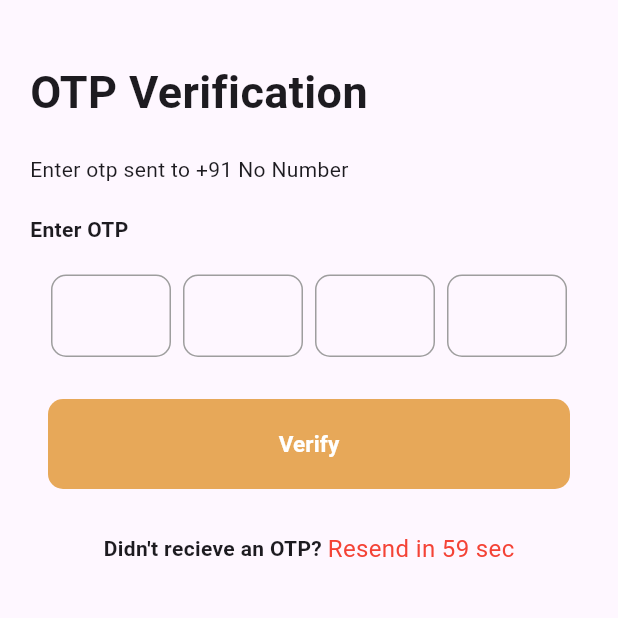
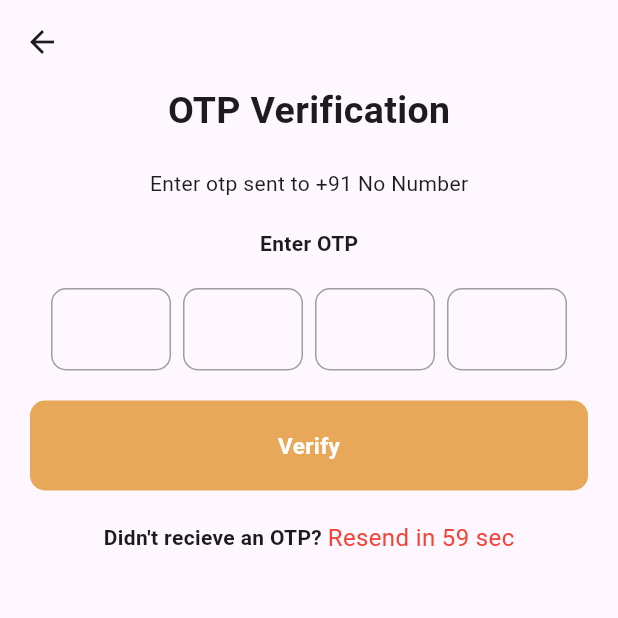
Before and after one commit to Rahulrajagopalan/fellobell, a Flutter app: the OtpScreen screen opened by its route, on a phone screen of 412 x 824 dp, the top half of it. Run offline on Flutter 3.47's test engine with Material 3 defaults, Android fonts, the phone set to English and light mode, and no system bars; drawn by our look-alikes of pinput; our stand-ins replace dio, get, get_it.

Commit message:
resolved UI issues and resend OTP

```diff
--- a/lib/core/constants.dart
+++ b/lib/core/constants.dart
@@ -1,12 +1,19 @@
 import 'package:flutter/widgets.dart';
 
-const EdgeInsets customPadding =
-    EdgeInsets.symmetric(vertical: 40.0, horizontal: 20.0);
+const EdgeInsets horizon20 =
+    EdgeInsets.symmetric(horizontal: 20.0);
+const EdgeInsets horizon10 =
+    EdgeInsets.symmetric(horizontal: 10.0);
 const TextStyle customHeading =
-    TextStyle(fontSize: 30, fontWeight: FontWeight.bold);
+    TextStyle(fontSize: 25, fontWeight: FontWeight.bold);
+const TextStyle customDescription =
+    TextStyle(fontSize: 15);
 const TextStyle customSubHeading = TextStyle(fontWeight: FontWeight.bold);
-const SizedBox smallSizing = SizedBox(
+const SizedBox h20 = SizedBox(
   height: 20,
+);
+const SizedBox h10 = SizedBox(
+  height: 10,
 );
 Container appImage = Container(
   height: 250,
@@ -17,4 +24,4 @@ Container appImage = Container(
 
 const Text introDialogue = Text(
     textAlign: TextAlign.center,
-    "Lorem Ipsum is simply dummy text of the printing and typesetting industry. Lorem Ipsum has been the industry's standard dummy text ever since the 1500s, when an unknown printer took a galley of type and scrambled it to");
+    "Lorem Ipsum has been the industry's standard dummy text ever since the 1500s, when an unknown printer took a galley of type and scrambled it to");
--- /dev/null
+++ b/lib/presentation/custom_widgets/resend_otp_text.dart
@@ -0,0 +1,45 @@
+import 'package:fello_bell_project/core/constants.dart';
+import 'package:fello_bell_project/core/utility.dart';
+import 'package:fello_bell_project/infrastructure/services/api_service.dart';
+import 'package:flutter/material.dart';
+import 'package:get/get.dart';
+
+class ResendOtpText extends StatelessWidget {
+  const ResendOtpText({
+    super.key,
+    required this.phoneNumber,
+  });
+  final String phoneNumber;
+
+  @override
+  Widget build(BuildContext context) {
+    var apiService = Get.find<ApiService>();
+    var utils = Get.find<Utility>();
+    return GestureDetector(
+      onTap: utils.start.value == 0
+          ? () {
+              utils.resetTimer();
+              apiService
+                  .fetchOtp(phoneNumber)
+                  .then((value) => utils.otpMessage(value));
+            }
+          : null,
+      child: Obx(() => Row(
+            mainAxisAlignment: MainAxisAlignment.center,
+            children: [
+              const Text(
+                "Didn't recieve an OTP? ",
+                style: customSubHeading,
+              ),
+              Text(
+                "Resend in ${utils.start.value} sec",
+                style: TextStyle(
+                  color: utils.start.value == 0 ? Colors.blue : Colors.red,
+                  fontSize: 16,
+                ),
+              ),
+            ],
+          )),
+    );
+  }
+}
--- a/lib/presentation/screens/otp_screen.dart
+++ b/lib/presentation/screens/otp_screen.dart
@@ -2,6 +2,7 @@ import 'package:fello_bell_project/core/constants.dart';
 import 'package:fello_bell_project/core/utility.dart';
 import 'package:fello_bell_project/infrastructure/services/api_service.dart';
 import 'package:fello_bell_project/presentation/custom_widgets/custom_buttons.dart';
+import 'package:fello_bell_project/presentation/custom_widgets/resend_otp_text.dart';
 import 'package:flutter/material.dart';
 import 'package:get/get.dart';
 import 'package:pinput/pinput.dart';
@@ -14,10 +15,10 @@ class OtpScreen extends StatefulWidget {
 }
 
 class _OtpScreenState extends State<OtpScreen> {
-  Utility utils = Utility();
   final String phoneNumber = Get.arguments ?? 'No Number';
   TextEditingController otpController = TextEditingController();
   var apiService = Get.find<ApiService>();
+  var utils = Get.find<Utility>();
   @override
   void initState() {
     super.initState();
@@ -27,24 +28,25 @@ class _OtpScreenState extends State<OtpScreen> {
   @override
   Widget build(BuildContext context) {
     return Scaffold(
+      appBar: AppBar(),
       body: Padding(
-        padding: customPadding,
-        child: ListView(
+        padding: horizon20,
+        child: Column(
           children: [
             const Text(
               "OTP Verification",
               style: customHeading,
             ),
-            smallSizing,
+            h20,
             Text(
               "Enter otp sent to +91 $phoneNumber",
             ),
-            smallSizing,
+            h20,
             const Text(
               "Enter OTP",
               style: customSubHeading,
             ),
-            smallSizing,
+            h20,
             Pinput(
               controller: otpController,
               length: 4,
@@ -58,38 +60,17 @@ class _OtpScreenState extends State<OtpScreen> {
                 ),
               ),
             ),
-            smallSizing,
+            h20,
             CustomButton(
                 buttonText: "Verify",
                 buttonFunction: () {
-                  String otp = otpController.text;
-                  apiService.verifyOtp(phoneNumber, otp).then((value) {});
+                  apiService.verifyOtp(phoneNumber, otpController.text).then((value) {
+                    otpController.clear();
+                    utils.resetTimer();
+                  });
                 }),
-            smallSizing,
-            GestureDetector(
-              onTap: utils.start == 0.obs
-                  ? () {
-                      utils.resetTimer();
-                      apiService
-                          .fetchOtp(phoneNumber)
-                          .then((value) => Utility().otpMessage(value));
-                    }
-                  : null,
-              child: Obx(() => Row(
-                    mainAxisAlignment: MainAxisAlignment.center,
-                    children: [
-                      const Text("Didn't recieve an OTP? ", style: customSubHeading,),
-                      Text(
-                        "Resend in ${utils.start} sec",
-                        style: TextStyle(
-                          color:
-                              utils.start == 0.obs ? Colors.blue : Colors.red,
-                          fontSize: 16,
-                        ),
-                      ),
-                    ],
-                  )),
-            ),
+            h20,
+            ResendOtpText(phoneNumber: phoneNumber),
           ],
         ),
       ),
```
Also changed, not shown: lib/core/utility.dart (+6 -7 lines), lib/presentation/custom_widgets/custom_buttons.dart (+5 -5 lines), lib/presentation/custom_widgets/custom_textfield.dart (+5 -2 lines), lib/presentation/screens/intro_screen.dart (+11 -3 lines), lib/presentation/screens/login_screen.dart (+7 -6 lines), lib/presentation/screens/register_screen.dart (+10 -8 lines).
